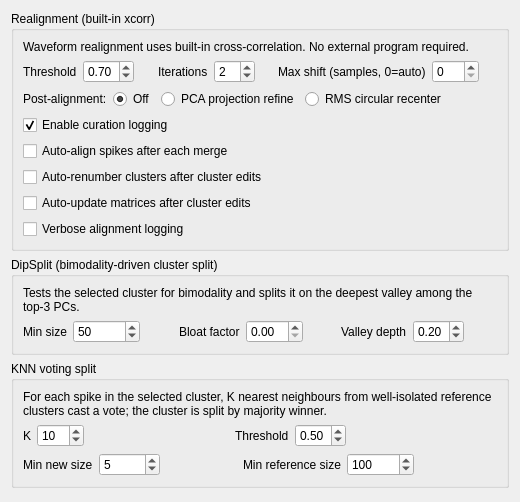
Gravios/neurosuite-3, file src/klusters/src/prefrefinementlayout.ui: the form before one commit.
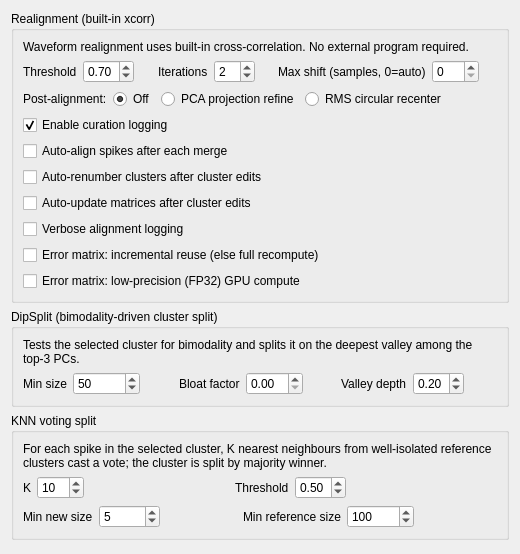
The form after the commit.

Commit message:
klusters: Preferences toggles for error-matrix incremental reuse and precision
Adds two checkboxes to the Refinement preferences page, wired to the
Configuration settings added earlier:
  - Error matrix: incremental reuse (else full recompute)
  - Error matrix: low-precision (FP32) GPU compute
Both default off (current behaviour). Standard PrefRefinement get/set +
PrefDialog connect/load/save/defaults wiring; checkbox members reach PrefDialog
through AUTOUIC. The incremental toggle is overridden by NS3_ERRORMATRIX_INCREMENTAL
when that variable is set.

Patch:
```diff
--- a/src/klusters/src/prefrefinementlayout.ui
+++ b/src/klusters/src/prefrefinementlayout.ui
@@ -267,6 +267,32 @@
           </property>
          </widget>
         </item>
+        <item row="8" column="0">
+         <widget class="QCheckBox" name="errorMatrixIncrementalCheckBox">
+          <property name="text">
+           <string>Error matrix: incremental reuse (else full recompute)</string>
+          </property>
+          <property name="toolTip">
+           <string>When a single cluster edit changes the error matrix, reuse the cached per-cluster probability columns for unchanged clusters and recompute only the changed ones, rather than recomputing the whole matrix. On a fast GPU the full recompute is usually quicker; incremental helps most without a GPU or at very large cluster counts. Overridden by NS3_ERRORMATRIX_INCREMENTAL when that variable is set. Default: off.</string>
+          </property>
+          <property name="checked">
+           <bool>false</bool>
+          </property>
+         </widget>
+        </item>
+        <item row="9" column="0">
+         <widget class="QCheckBox" name="errorMatrixLowPrecisionCheckBox">
+          <property name="text">
+           <string>Error matrix: low-precision (FP32) GPU compute</string>
+          </property>
+          <property name="toolTip">
+           <string>Compute the error-matrix probabilities in single precision (FP32) on the GPU instead of double (FP64). The matrix is used only for qualitative visual curation, so FP32 is ample, and on GPUs whose FP64 rate is throttled (e.g. RTX PRO 6000 Blackwell) it is much faster and uses half the memory. No effect on the CPU fallback path. Default: off (FP64).</string>
+          </property>
+          <property name="checked">
+           <bool>false</bool>
+          </property>
+         </widget>
+        </item>
        </layout>
       </widget>
    </item>
```
The commit also changes 3 other files.
